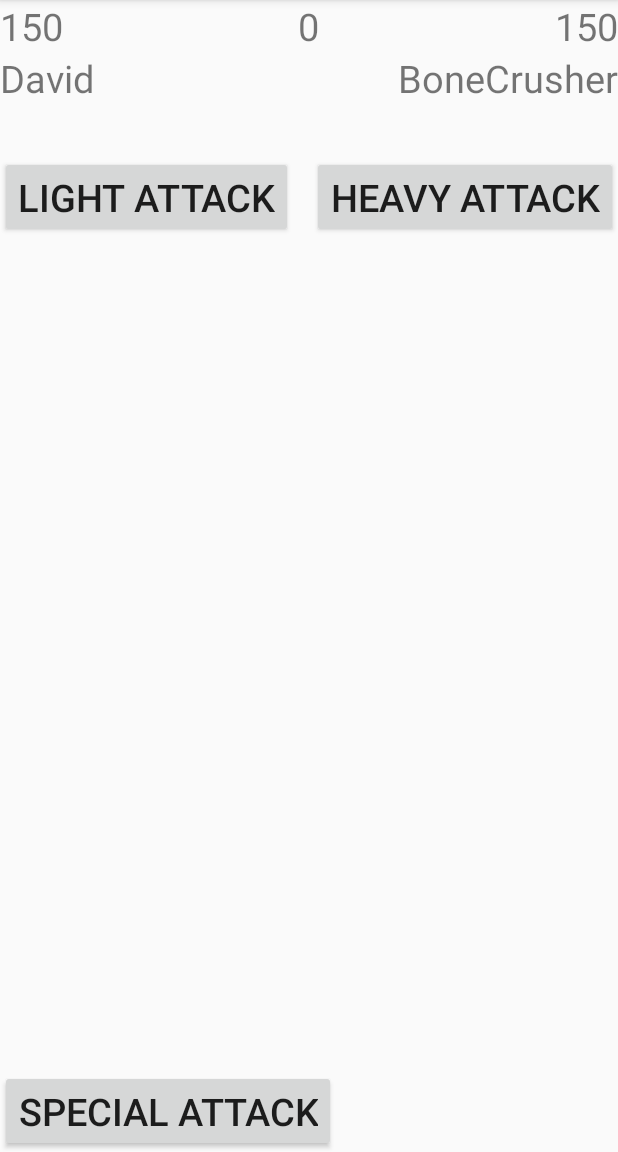
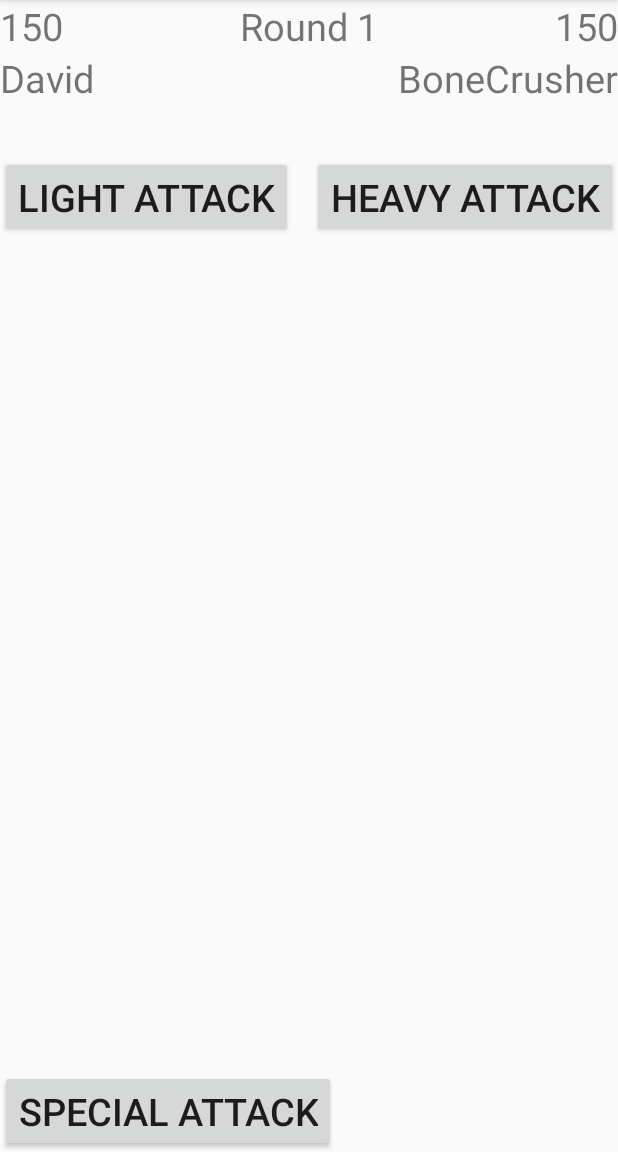
Before and after one commit to DavidMcKenzie218/TextBasedBoxingGame, an Android app: the GameActivity screen opened directly, with no data from a screen before it, on a phone screen of 412 x 824 dp, the part 84-1236 px from its top. Run offline under Robolectric (Android 15) with nearby library versions, the phone set to English and light mode, and no system bars.

Commit message:
Added a better round counter to the games header

```diff
--- a/Application/UltimateSlugfest/app/src/main/java/com/tacticalsandwitchstudios/ultimateslugfest/GameActivity.java
+++ b/Application/UltimateSlugfest/app/src/main/java/com/tacticalsandwitchstudios/ultimateslugfest/GameActivity.java
@@ -59,8 +59,8 @@ public class GameActivity extends AppCompatActivity {
         mEnemyname = (TextView)findViewById(R.id.enemy_name);
         mRoundNumber = (TextView)findViewById(R.id.round_number);
 
-        String round = Integer.toString(mRound);
-        mRoundNumber.setText(round);
+        String round = Integer.toString(mRound+1);
+        mRoundNumber.setText("Round "+round);
 
         mGame.setupFight(mRound);
 
```
